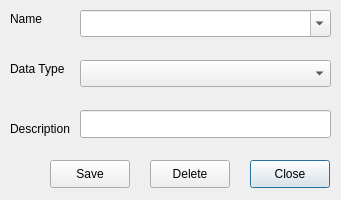
Above: open-ihm/gui/designs/ui_housecharacteristics.ui from snim2mirror/openihm before the change. Below: the same form after it.
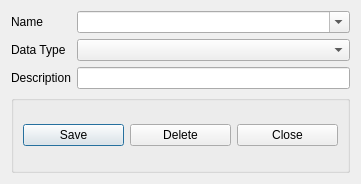
That is the form after the change.

Commit message: Added layout manager to most dialogs. One report and all tabbed dialogs still to go.

Patch:
```diff
--- a/open-ihm/gui/designs/ui_housecharacteristics.ui
+++ b/open-ihm/gui/designs/ui_housecharacteristics.ui
@@ -6,133 +6,95 @@
    <rect>
     <x>0</x>
     <y>0</y>
-    <width>341</width>
-    <height>200</height>
+    <width>361</width>
+    <height>184</height>
    </rect>
   </property>
   <property name="minimumSize">
    <size>
     <width>341</width>
-    <height>200</height>
+    <height>180</height>
    </size>
   </property>
   <property name="windowTitle">
    <string>Household Characteristics</string>
   </property>
-  <widget class="QPushButton" name="btnHouseClose">
-   <property name="geometry">
-    <rect>
-     <x>250</x>
-     <y>160</y>
-     <width>80</width>
-     <height>28</height>
-    </rect>
-   </property>
-   <property name="text">
-    <string>Close</string>
-   </property>
-  </widget>
-  <widget class="QPushButton" name="btnCharacteristicDelete">
-   <property name="geometry">
-    <rect>
-     <x>150</x>
-     <y>160</y>
-     <width>80</width>
-     <height>28</height>
-    </rect>
-   </property>
-   <property name="text">
-    <string>Delete</string>
-   </property>
-  </widget>
-  <widget class="QPushButton" name="btnCharacteristicSave">
-   <property name="geometry">
-    <rect>
-     <x>50</x>
-     <y>160</y>
-     <width>80</width>
-     <height>28</height>
-    </rect>
-   </property>
-   <property name="text">
-    <string>Save</string>
-   </property>
-  </widget>
-  <widget class="QComboBox" name="cmbCharacteristic">
-   <property name="geometry">
-    <rect>
-     <x>80</x>
-     <y>10</y>
-     <width>251</width>
-     <height>27</height>
-    </rect>
-   </property>
-   <property name="editable">
-    <bool>true</bool>
-   </property>
-  </widget>
-  <widget class="QComboBox" name="cmbDataType">
-   <property name="geometry">
-    <rect>
-     <x>80</x>
-     <y>60</y>
-     <width>251</width>
-     <height>27</height>
-    </rect>
-   </property>
-   <property name="editable">
-    <bool>false</bool>
-   </property>
-  </widget>
-  <widget class="QLabel" name="label">
-   <property name="geometry">
-    <rect>
-     <x>10</x>
-     <y>10</y>
-     <width>54</width>
-     <height>18</height>
-    </rect>
-   </property>
-   <property name="text">
-    <string>Name</string>
-   </property>
-  </widget>
-  <widget class="QLabel" name="label_2">
-   <property name="geometry">
-    <rect>
-     <x>10</x>
-     <y>60</y>
-     <width>61</width>
-     <height>18</height>
-    </rect>
-   </property>
-   <property name="text">
-    <string>Data Type</string>
-   </property>
-  </widget>
-  <widget class="QLineEdit" name="txtDescription">
-   <property name="geometry">
-    <rect>
-     <x>80</x>
-     <y>110</y>
-     <width>251</width>
-     <height>28</height>
-    </rect>
-   </property>
-  </widget>
-  <widget class="QLabel" name="label_3">
-   <property name="geometry">
-    <rect>
-     <x>10</x>
-     <y>120</y>
-     <width>61</width>
-     <height>18</height>
-    </rect>
-   </property>
-   <property name="text">
-    <string>Description</string>
-   </property>
-  </widget>
+  <layout class="QFormLayout" name="formLayout">
+   <item row="0" column="0">
+    <widget class="QLabel" name="label">
+     <property name="text">
+      <string>Name</string>
+     </property>
+    </widget>
+   </item>
+   <item row="0" column="1">
+    <widget class="QComboBox" name="cmbCharacteristic">
+     <property name="editable">
+      <bool>true</bool>
+     </property>
+    </widget>
+   </item>
+   <item row="1" column="0">
+    <widget class="QLabel" name="label_2">
+     <property name="text">
+      <string>Data Type</string>
+     </property>
+    </widget>
+   </item>
+   <item row="1" column="1">
+    <widget class="QComboBox" name="cmbDataType">
+     <property name="editable">
+      <bool>false</bool>
+     </property>
+    </widget>
+   </item>
+   <item row="2" column="0">
+    <widget class="QLabel" name="label_3">
+     <property name="text">
+      <string>Description</string>
+     </property>
+    </widget>
+   </item>
+   <item row="2" column="1">
+    <widget class="QLineEdit" name="txtDescription"/>
+   </item>
+   <item row="3" column="0" colspan="2">
+    <widget class="QGroupBox" name="groupBox">
+     <property name="sizePolicy">
+      <sizepolicy hsizetype="Expanding" vsizetype="MinimumExpanding">
+       <horstretch>0</horstretch>
+       <verstretch>0</verstretch>
+      </sizepolicy>
+     </property>
+     <property name="title">
+      <string/>
+     </property>
+     <layout class="QHBoxLayout" name="horizontalLayout">
+      <item>
+       <widget class="QPushButton" name="btnCharacteristicSave">
+        <property name="text">
+         <string>Save</string>
+        </property>
+       </widget>
+      </item>
+      <item>
+       <widget class="QPushButton" name="btnCharacteristicDelete">
+        <property name="text">
+         <string>Delete</string>
+        </property>
+       </widget>
+      </item>
+      <item>
+       <widget class="QPushButton" name="btnHouseClose">
+        <property name="text">
+         <string>Close</string>
+        </property>
+       </widget>
+      </item>
+     </layout>
+    </widget>
+   </item>
+  </layout>
  </widget>
  <tabstops>
   <tabstop>cmbCharacteristic</tabstop>
```
Left out of the diff: 25 changed lines with no effect on the pictures. The commit also changes 97 other files.
